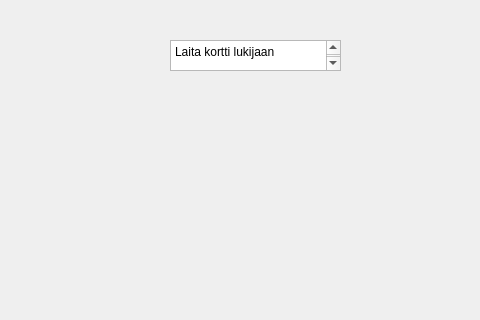
The window that bank-automat/mainwindow.ui (JuusoToratti/tvt23pankkiprojekti) describes before a commit, drawn with Qt 5; both pictures show x 0 to 480 and y 0 to 320 of the 800 by 600 pixel window.
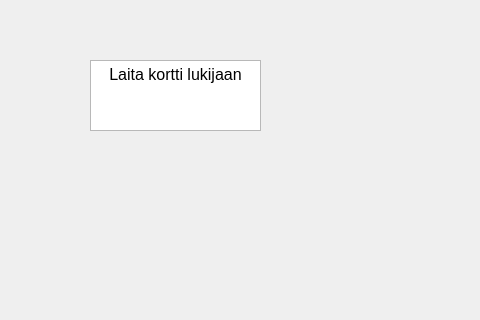
The same window after the commit.

Diff of the .ui file:
```diff
--- a/bank-automat/mainwindow.ui
+++ b/bank-automat/mainwindow.ui
@@ -14,18 +14,24 @@
    <string>MainWindow</string>
   </property>
   <widget class="QWidget" name="centralwidget">
-   <widget class="QPlainTextEdit" name="aloitus">
+   <widget class="QTextBrowser" name="begin">
     <property name="geometry">
      <rect>
-      <x>170</x>
-      <y>40</y>
+      <x>90</x>
+      <y>60</y>
       <width>171</width>
-      <height>31</height>
+      <height>71</height>
      </rect>
     </property>
-    <property name="plainText">
-     <string>Laita kortti lukijaan
-</string>
+    <property name="html">
+     <string>&lt;!DOCTYPE HTML PUBLIC &quot;-//W3C//DTD HTML 4.0//EN&quot; &quot;http://www.w3.org/TR/REC-html40/strict.dtd&quot;&gt;
+&lt;html&gt;&lt;head&gt;&lt;meta name=&quot;qrichtext&quot; content=&quot;1&quot; /&gt;&lt;meta charset=&quot;utf-8&quot; /&gt;&lt;style type=&quot;text/css&quot;&gt;
+p, li { white-space: pre-wrap; }
+hr { height: 1px; border-width: 0; }
+li.unchecked::marker { content: &quot;\2610&quot;; }
+li.checked::marker { content: &quot;\2612&quot;; }
+&lt;/style&gt;&lt;/head&gt;&lt;body style=&quot; font-family:'Segoe UI'; font-size:9pt; font-weight:400; font-style:normal;&quot;&gt;
+&lt;p align=&quot;center&quot; style=&quot; margin-top:0px; margin-bottom:0px; margin-left:0px; margin-right:0px; -qt-block-indent:0; text-indent:0px;&quot;&gt;&lt;span style=&quot; font-size:12pt;&quot;&gt;Laita kortti lukijaan&lt;/span&gt;&lt;/p&gt;&lt;/body&gt;&lt;/html&gt;</string>
     </property>
    </widget>
   </widget>
```
Left out of the diff: 2 changed lines with no effect on the pictures.
